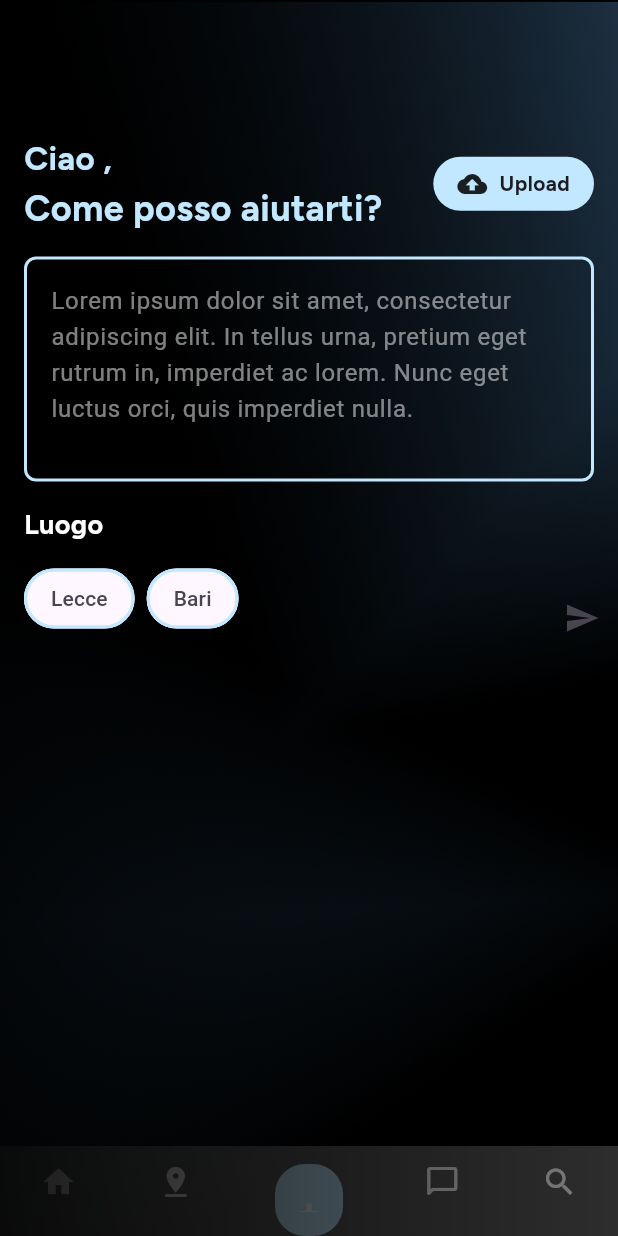
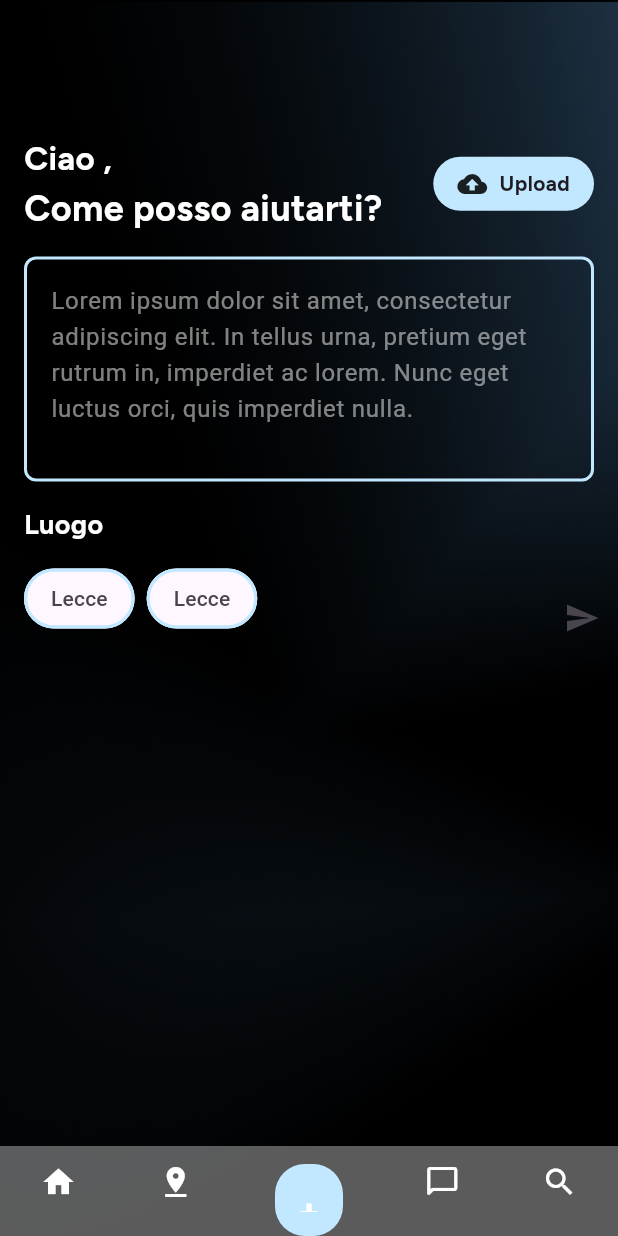
Before and after one commit to ci9ci/IED-Esame-3-anno, a Flutter app: the _HomeConnector screen opened directly, on a phone screen of 412 x 824 dp. Run offline on Flutter 3.47's test engine with Material 3 defaults, Android fonts, the phone set to English and light mode, and no system bars; our stand-ins replace either_dart, equatable, flutter_bloc, google_fonts, supabase_flutter; accounts and stored records are empty.

Commit message:
Aggiunto ChipCheck

```diff
--- a/app_flutter/lib/src/presentation/home/views/home_view.dart
+++ b/app_flutter/lib/src/presentation/home/views/home_view.dart
@@ -1,6 +1,7 @@
 import 'package:appterzoanno/src/core/constants.dart';
 import 'package:appterzoanno/src/presentation/home/blocs/home_bloc.dart';
-import 'package:appterzoanno/src/presentation/home/views/widgets/navbar.dart';
+import 'package:appterzoanno/src/presentation/home/widgets/choicechip.dart';
+import 'package:appterzoanno/src/presentation/home/widgets/navbar.dart';
 import 'package:flutter/material.dart';
 import 'package:flutter_bloc/flutter_bloc.dart';
 import 'package:google_fonts/google_fonts.dart';
@@ -16,9 +17,6 @@ class HomeConnector extends StatelessWidget {
     );
   }
 }
-
-bool _isSelected = false;
-bool _isSelected2 = false;
 
 class _HomeConnector extends StatefulWidget {
   const _HomeConnector({Key? key});
@@ -42,7 +40,6 @@ class _HomeConnectorState extends State<_HomeConnector> {
             width: double.infinity,
             height: double.infinity,
           ),
-          const Navbar(), // Navbar sopra l'immagine
           Positioned.fill(
             child: Container(
               decoration: BoxDecoration(
@@ -57,6 +54,8 @@ class _HomeConnectorState extends State<_HomeConnector> {
               ),
             ),
           ),
+          const Navbar(), // Navbar sopra l'immagine
+
           Padding(
             padding: const EdgeInsets.only(top: 90.0, left: 16.0, right: 16.0),
             child: Column(
@@ -76,7 +75,7 @@ class _HomeConnectorState extends State<_HomeConnector> {
                                 style: GoogleFonts.figtree(
                                   fontWeight: FontWeight.bold,
                                   fontSize: 22,
-                                  color: const Color.fromRGBO(194, 232, 255, 1),
+                                  color: Colors.white,
                                 ),
                               ),
                               Text(
@@ -84,7 +83,7 @@ class _HomeConnectorState extends State<_HomeConnector> {
                                 style: GoogleFonts.figtree(
                                   fontWeight: FontWeight.bold,
                                   fontSize: 24,
-                                  color: const Color.fromRGBO(194, 232, 255, 1),
+                                  color: Colors.white,
                                 ),
                               ),
                             ],
@@ -140,6 +139,7 @@ class _HomeConnectorState extends State<_HomeConnector> {
                       hintText:
                           'Lorem ipsum dolor sit amet, consectetur adipiscing elit. '
                           'In tellus urna, pretium eget rutrum in, imperdiet ac lorem. Nunc eget luctus orci, quis imperdiet nulla.',
+                      hintMaxLines: 5,
                       hintStyle:
                           TextStyle(color: Colors.white.withOpacity(0.5)),
                       border: InputBorder.none,
@@ -160,50 +160,15 @@ class _HomeConnectorState extends State<_HomeConnector> {
                   ),
                 ),
 
-                Padding(
-                  padding: const EdgeInsets.only(top: 16.0),
-                  child: Row(
-                    mainAxisAlignment: MainAxisAlignment.start,
+                const Padding(
+                  padding: EdgeInsets.only(top: 16.0),
+                  child: Wrap(
                     children: [
-                      ChoiceChip(
-                        label: const Text('Lecce'),
-                        selected: _isSelected,
-                        onSelected: (bool newBoolValue) {
-                          setState(() {
-                            _isSelected = newBoolValue;
-                          });
-                        },
-                        shape: RoundedRectangleBorder(
-                          borderRadius: BorderRadius.circular(20.0),
-                          side: const BorderSide(
-                            color: Color.fromRGBO(194, 232, 255, 1),
-                            width: 2.0,
-                          ),
-                        ),
-                        backgroundColor: Colors.transparent,
-                        materialTapTargetSize: MaterialTapTargetSize.shrinkWrap,
-                      ),
-                      const SizedBox(width: 8.0),
+                      ChipCheck(label: 'Lecce'),
+                      SizedBox(width: 8.0),
                       // Ripeti i Chip aggiungendo il numero necessario
-                      ChoiceChip(
-                        label: const Text('Bari'),
-                        selected: _isSelected2,
-                        onSelected: (bool newBoolValue) {
-                          setState(() {
-                            _isSelected2 = newBoolValue;
-                          });
-                        },
-                        shape: RoundedRectangleBorder(
-                          borderRadius: BorderRadius.circular(20.0),
-                          side: const BorderSide(
-                            color: Color.fromRGBO(194, 232, 255, 1),
-                            width: 2.0,
-                          ),
-                        ),
-                        backgroundColor: Colors.transparent,
-                        materialTapTargetSize: MaterialTapTargetSize.shrinkWrap,
-                      ),
-                      const SizedBox(width: 8.0),
+                      ChipCheck(label: 'Bari'),
+                      SizedBox(width: 8.0),
                       // Ripeti i Chip aggiungendo il numero necessario
                       // ...
                     ],
--- /dev/null
+++ b/app_flutter/lib/src/presentation/home/widgets/choicechip.dart
@@ -0,0 +1,36 @@
+import 'package:flutter/material.dart';
+
+class ChipCheck extends StatefulWidget {
+  const ChipCheck({super.key, required this.label});
+
+  final String label;
+
+  @override
+  State<ChipCheck> createState() => _ChipCheckState();
+}
+
+class _ChipCheckState extends State<ChipCheck> {
+  bool _isSelected = false;
+
+  @override
+  Widget build(BuildContext context) {
+    return ChoiceChip(
+      label: const Text('Lecce'),
+      selected: _isSelected,
+      onSelected: (bool newBoolValue) {
+        setState(() {
+          _isSelected = newBoolValue;
+        });
+      },
+      shape: RoundedRectangleBorder(
+        borderRadius: BorderRadius.circular(20.0),
+        side: const BorderSide(
+          color: Color.fromRGBO(194, 232, 255, 1),
+          width: 2.0,
+        ),
+      ),
+      backgroundColor: Colors.transparent,
+      materialTapTargetSize: MaterialTapTargetSize.shrinkWrap,
+    );
+  }
+}
```
Also changed, not shown: app_flutter/lib/src/presentation/home/views/widgets/choicechip.dart (deleted), app_flutter/lib/src/presentation/home/widgets/navbar.dart (renamed from app_flutter/lib/src/presentation/home/views/widgets/navbar.dart).
